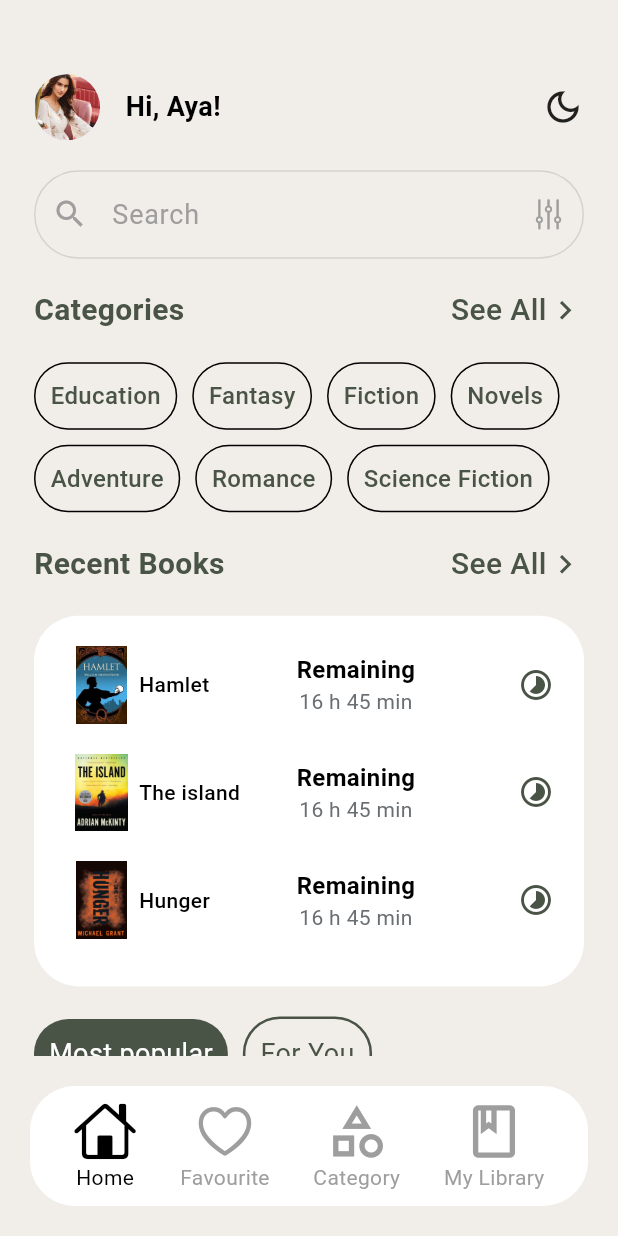
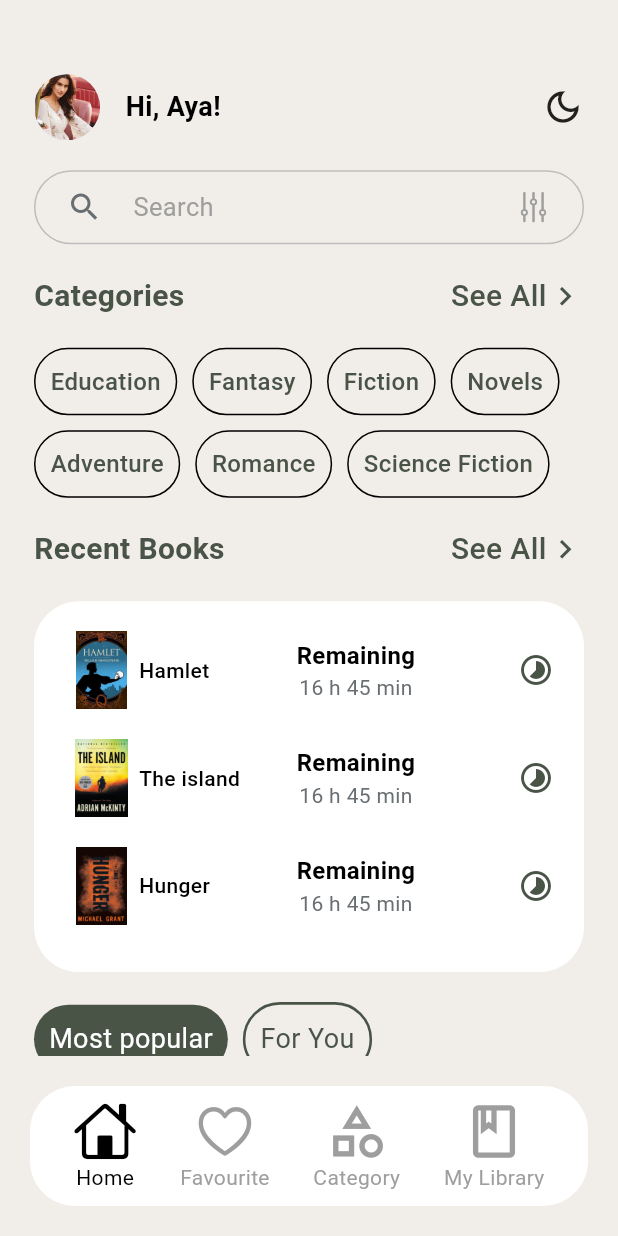
Before and after one commit to ISLAM2ADEL/book_store, a Flutter app: the Home screen opened directly, on a phone screen of 412 x 824 dp. Run offline on Flutter 3.47's test engine with Material 3 defaults, Android fonts, the phone set to English and light mode, and no system bars; our stand-ins replace bloc, cloud_firestore, firebase_auth, firebase_core, firebase_storage, flutter_bloc and 5 more; accounts and stored records are empty.

Commit message:
Merge Home with Search

```diff
--- a/lib/home screen/home.dart
+++ b/lib/home screen/home.dart
@@ -3,6 +3,7 @@ import 'package:book_store/book%20space%20cubit/home%20cubit/home_cubit.dart';
 import 'package:book_store/const.dart';
 import 'package:book_store/custom%20bottom%20bar/custom_bottom_bar.dart';
 import 'package:book_store/firebase/firebase%20auth/firebase_form.dart';
+import 'package:book_store/search%20screen/search_screen.dart';
 import 'package:flutter/cupertino.dart';
 import 'package:flutter/material.dart';
 import 'package:flutter_bloc/flutter_bloc.dart';
@@ -31,7 +32,7 @@ class Home extends StatelessWidget {
               const SizedBox(
                 height: 20,
               ),
-              _searchField(),
+              _searchField(height, width),
               const SizedBox(
                 height: 20,
               ),
@@ -552,40 +553,49 @@ class Home extends StatelessWidget {
     );
   }
 
-  Widget _searchField() {
-    return TextFormField(
-      decoration: InputDecoration(
-        hintText: "Search",
-        hintStyle: const TextStyle(
+  Widget _searchField(height, width) {
+    return InkWell(
+      child: Container(
+        height: height * .06,
+        width: width * .9,
+        decoration: BoxDecoration(
+          color: Colors.transparent,
+          border: Border.all(color: Colors.grey.shade400),
+          borderRadius: BorderRadius.circular(30.0),
+        ),
+        child: Padding(
+          padding: EdgeInsets.only(left: width * .05, right: width * .05),
+          child: Row(
+            children: [
+              const Icon(
+                Icons.search,
+                color: grey,
+              ),
+              SizedBox(
+                width: width * .05,
+              ),
+              const Text(
+                "Search",
+                style: TextStyle(
                   color: Colors.grey,
-          fontSize: 18,
+                  fontSize: 17,
                 ),
-        prefixIcon: const Icon(
-          Icons.search_sharp,
-          color: Colors.grey,
               ),
-        suffixIcon: Transform.rotate(
-          angle: 90 * (3.1416 / 180), // 90 degrees in radians
+              const Spacer(),
+              Transform.rotate(
+                angle: 90 * (3.1416 / 180),
                 child: const Icon(
                   CupertinoIcons.slider_horizontal_3,
                   color: Colors.grey,
                 ),
+              )
+            ],
           ),
-        enabledBorder: OutlineInputBorder(
-          borderSide: BorderSide(
-            color: Colors.grey.withOpacity(.35),
         ),
-          borderRadius: BorderRadius.circular(30.0), //
       ),
-        focusedBorder: OutlineInputBorder(
-          borderSide: BorderSide(
-            color: Colors.grey.withOpacity(.35),
-          ),
-          borderRadius: BorderRadius.circular(30.0), //
-        ),
-        filled: true,
-        fillColor: white,
-      ),
+      onTap: () {
+        Get.to(() => const SearchScreen());
+      },
     );
   }
 
```
Also changed, not shown: lib/Book_description/description.dart (+56 -55 lines), lib/search screen/search_screen.dart (+11 -2 lines). Lines whose indentation alone changed are shown as unchanged.
